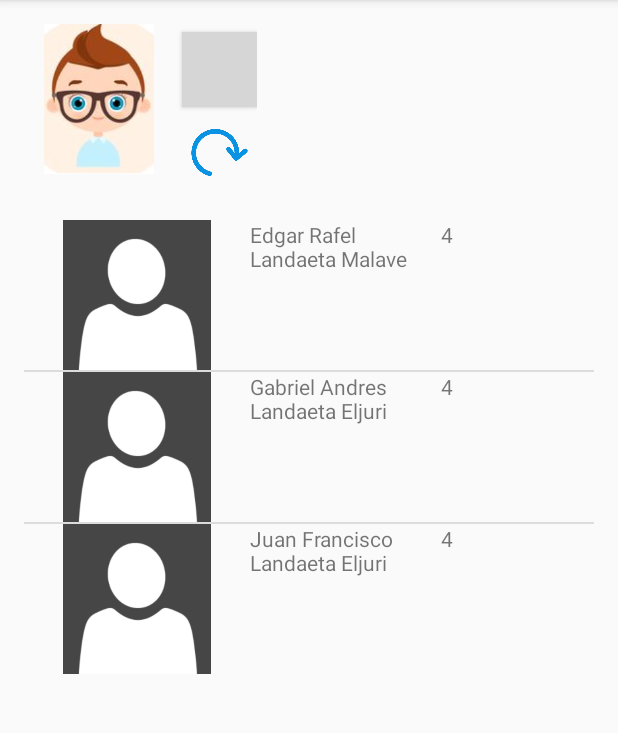
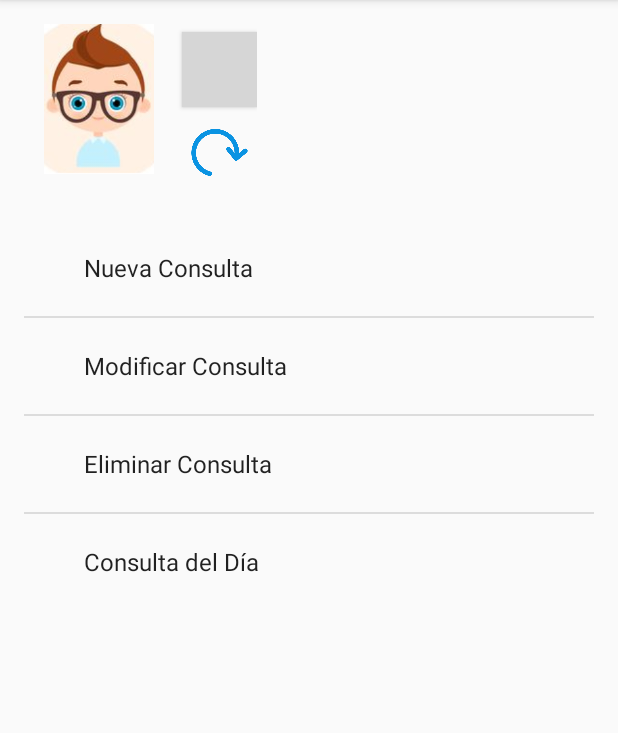
Before and after one commit to edgkid/OptotypeRepositoryV4, an Android app: the DashBoardActivity screen opened directly, with no data from a screen before it, on a phone screen of 412 x 824 dp, the part 84-817 px from its top. Run offline under Robolectric (Android 15) with nearby library versions, the light colour scheme and no system bars; grey boxes are pictures that could not be loaded.

Commit message:
menu de acciones que el medico puede ejercer y estructura para el llamado de sus respectivas actividades

```diff
--- a/OptotypeSystemDevelop/app/src/main/java/com/example/edgar/optotypesystemdevelop/DashBoardActivity.java
+++ b/OptotypeSystemDevelop/app/src/main/java/com/example/edgar/optotypesystemdevelop/DashBoardActivity.java
@@ -23,7 +23,7 @@ public class DashBoardActivity extends AppCompatActivity implements View.OnClick
     ListView listViewMenu;
     Context contextActivity;
 
-    String [] menuDoctor = new String []{"Asociar Test", "Opción B", "Opción C" };
+    String [] menuDoctor;
     //String [] menuPatients = new String []{"PA A", "PA B", "PA C"};
 
     @Override
@@ -81,7 +81,9 @@ public class DashBoardActivity extends AppCompatActivity implements View.OnClick
         }*/
 
         // linea temporal para trabajar en la oficina
-        loadListPatientsToday();
+
+        ///loadListPatientsToday();
+        loadListMenuDoctor();
 
     }
 
@@ -120,6 +122,20 @@ public class DashBoardActivity extends AppCompatActivity implements View.OnClick
 
     }
 
+    public void loadListMenuDoctor(){
+
+        menuDoctor = new String []{ "Nueva Consulta",
+                                    "Modificar Consulta",
+                                    "Eliminar Consulta",
+                                    "Consulta del Día" };
+
+        ArrayAdapter<String> adapterMenuDoctor = new ArrayAdapter<String>(this,android.R.layout.simple_expandable_list_item_1, menuDoctor);
+        listViewMenu.setAdapter(adapterMenuDoctor);
+
+        callActivitiesByDoctor();
+
+    }
+
     public void callInteractionActivityByPatient (){
 
         //final PatientsToday patient = new PatientsToday();
@@ -142,4 +158,35 @@ public class DashBoardActivity extends AppCompatActivity implements View.OnClick
     }
 
 
+    public void callActivitiesByDoctor (){
+
+        listViewMenu.setOnItemClickListener(new AdapterView.OnItemClickListener(){
+
+            @Override
+            public void onItemClick(AdapterView<?> parent, View view, int position, long id) {
+
+                switch (position){
+
+                    case 0:
+                        Toast.makeText(contextActivity,"Nueva Consulta",Toast.LENGTH_SHORT).show();
+                        break;
+                    case 1:
+                        Toast.makeText(contextActivity,"Modificar Consulta",Toast.LENGTH_SHORT).show();
+                        break;
+                    case 2:
+                        Toast.makeText(contextActivity,"Eliminar Consulta",Toast.LENGTH_SHORT).show();
+                        break;
+                    case 3:
+                        Toast.makeText(contextActivity,"Consultas del Día",Toast.LENGTH_SHORT).show();
+                        break;
+
+                }
+
+            }
+        });
+
+
+    }
+
+
 }
```
